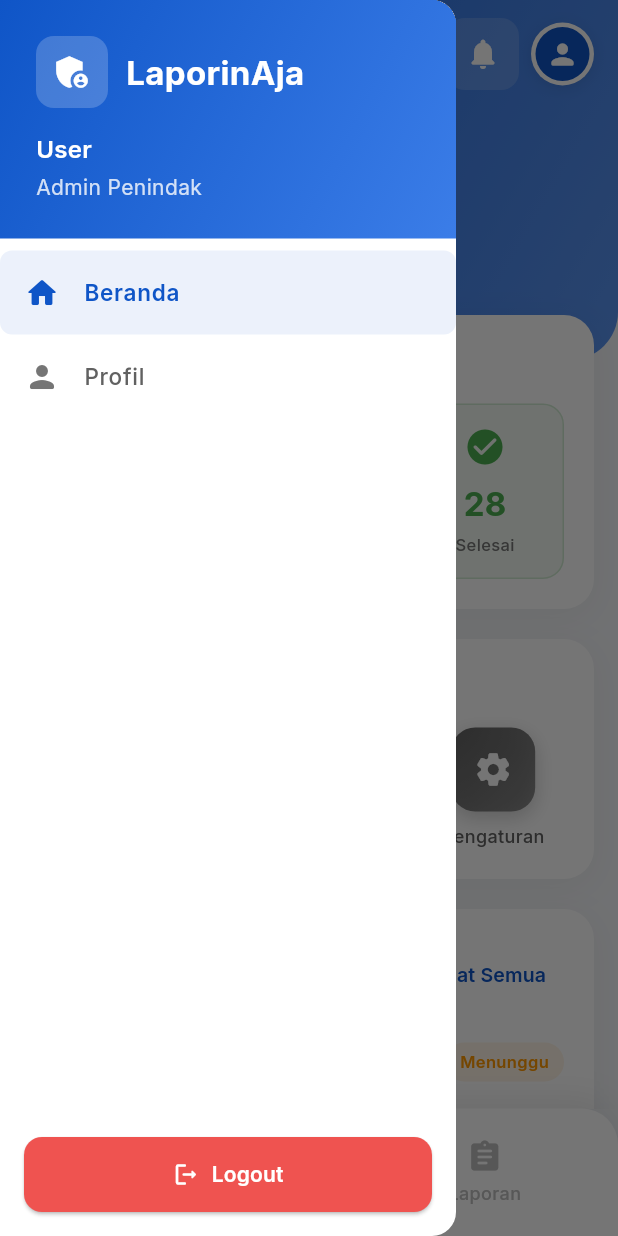
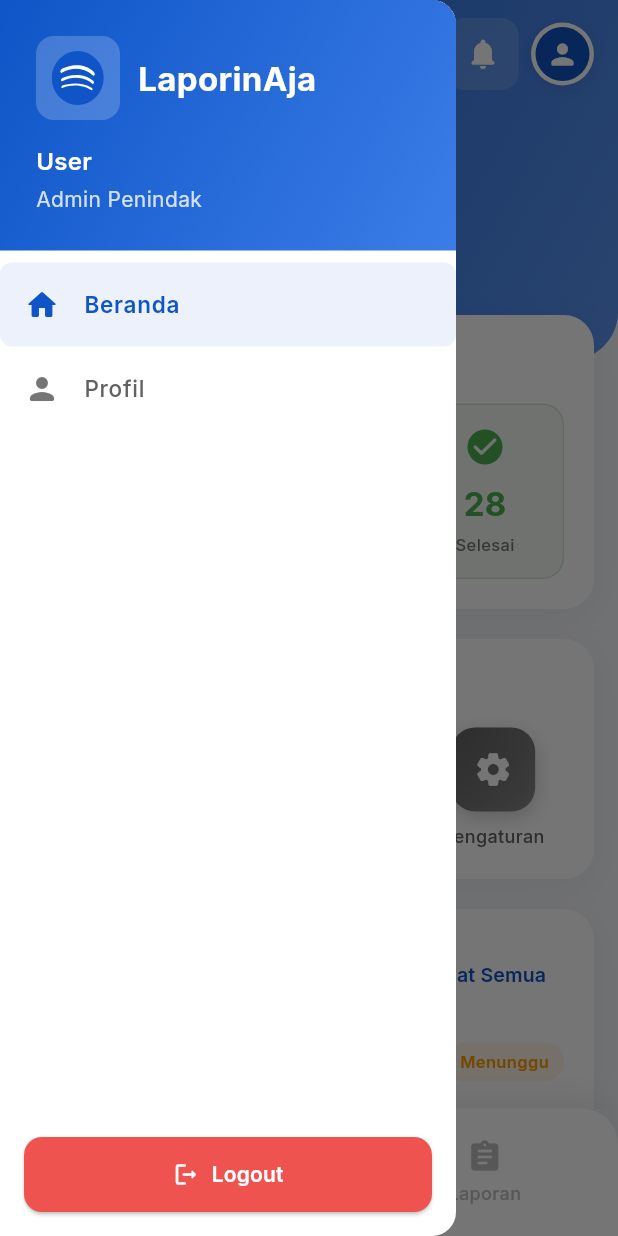
Before and after one commit to RezkySaputraa/laporin_fe, a Flutter app: the PenindakHomepageScreen screen opened directly, with the side drawer open, on a phone screen of 412 x 824 dp. Run offline on Flutter 3.47's test engine with Material 3 defaults, Android fonts, the phone set to English and light mode, and no system bars; our stand-ins replace cached_network_image, dio, flutter_dotenv, flutter_svg, get, google_fonts and 4 more; accounts and stored records are empty; network calls fail.

Commit message:
fix: redaksi

```diff
--- a/lib/views/penindak_detail_screen.dart
+++ b/lib/views/penindak_detail_screen.dart
@@ -372,15 +372,15 @@ class _PenindakDetailScreenState extends State<PenindakDetailScreen> {
     switch (status) {
       case 0:
         bgColor = Colors.red;
-        text = 'belum ditindak';
+        text = 'Belum Ditindak';
         break;
       case 1:
         bgColor = const Color(0xFF00BCD4); // Cyan/Teal color
-        text = 'sedang diproses';
+        text = 'Sedang Diproses';
         break;
       case 2:
         bgColor = const Color(0xFF0F55C7); // Blue color
-        text = 'selesai';
+        text = 'Selesai';
         break;
       default:
         bgColor = Colors.grey;
--- a/lib/views/penindak_homepage_screen.dart
+++ b/lib/views/penindak_homepage_screen.dart
@@ -1,4 +1,5 @@
 import 'package:flutter/material.dart';
+import 'package:flutter_svg/flutter_svg.dart';
 import 'package:get/get.dart';
 import 'package:google_fonts/google_fonts.dart';
 import 'package:laporin_app/controllers/penindak_homepage_controller.dart';
@@ -131,10 +132,10 @@ class _PenindakHomepageScreenState extends State<PenindakHomepageScreen> {
                           color: Colors.white.withValues(alpha: 0.2),
                           borderRadius: BorderRadius.circular(12),
                         ),
-                        child: const Icon(
-                          Icons.admin_panel_settings,
-                          color: Colors.white,
-                          size: 28,
+                        child: SvgPicture.asset(
+                          'assets/images/opening_screen/logo.svg',
+                          width: 36,
+                          height: 36,
                         ),
                       ),
                       const SizedBox(width: 12),
@@ -572,7 +573,7 @@ class _PenindakHomepageScreenState extends State<PenindakHomepageScreen> {
                 onTap: () {
                   Navigator.push(
                     context,
-                    MaterialPageRoute(builder: (_) => ProfileGoogleScreen()),
+                    MaterialPageRoute(builder: (_) => UserProfileScreen()),
                   );
                 },
               ),
@@ -816,7 +817,7 @@ class _PenindakHomepageScreenState extends State<PenindakHomepageScreen> {
                     ],
                   ),
                   child: const Icon(
-                    Icons.camera_alt_rounded,
+                    Icons.shield_moon,
                     color: Colors.white,
                     size: 26,
                   ),
--- a/lib/views/penindak_list_screen.dart
+++ b/lib/views/penindak_list_screen.dart
@@ -309,15 +309,15 @@ class _PenindakListScreenState extends State<PenindakListScreen> {
     switch (status) {
       case 0:
         bgColor = Colors.red;
-        text = 'belum ditindak';
+        text = 'Belum Ditindak';
         break;
       case 1:
         bgColor = const Color(0xFF00BCD4); // Cyan/Teal color
-        text = 'sedang diproses';
+        text = 'Sedang Diproses';
         break;
       case 2:
         bgColor = const Color(0xFF0F55C7); // Blue color
-        text = 'selesai';
+        text = 'Selesai';
         break;
       default:
         bgColor = Colors.grey;
--- a/lib/views/user_list_screen.dart
+++ b/lib/views/user_list_screen.dart
@@ -447,15 +447,15 @@ class _UserListScreenState extends State<UserListScreen> {
     switch (status) {
       case 0:
         bgColor = Colors.red;
-        text = 'belum ditindak';
+        text = 'Belum Ditindak';
         break;
       case 1:
         bgColor = const Color(0xFF00BCD4); // Cyan/Teal color
-        text = 'sedang diproses';
+        text = 'Sedang Diproses';
         break;
       case 2:
         bgColor = const Color(0xFF0F55C7); // Blue color
-        text = 'selesai';
+        text = 'Selesai';
         break;
       default:
         bgColor = Colors.grey;
```
Also changed, not shown: lib/views/user_detail_screen.dart (+4 -4 lines), lib/views/user_homepage_screen.dart (+5 -4 lines).
